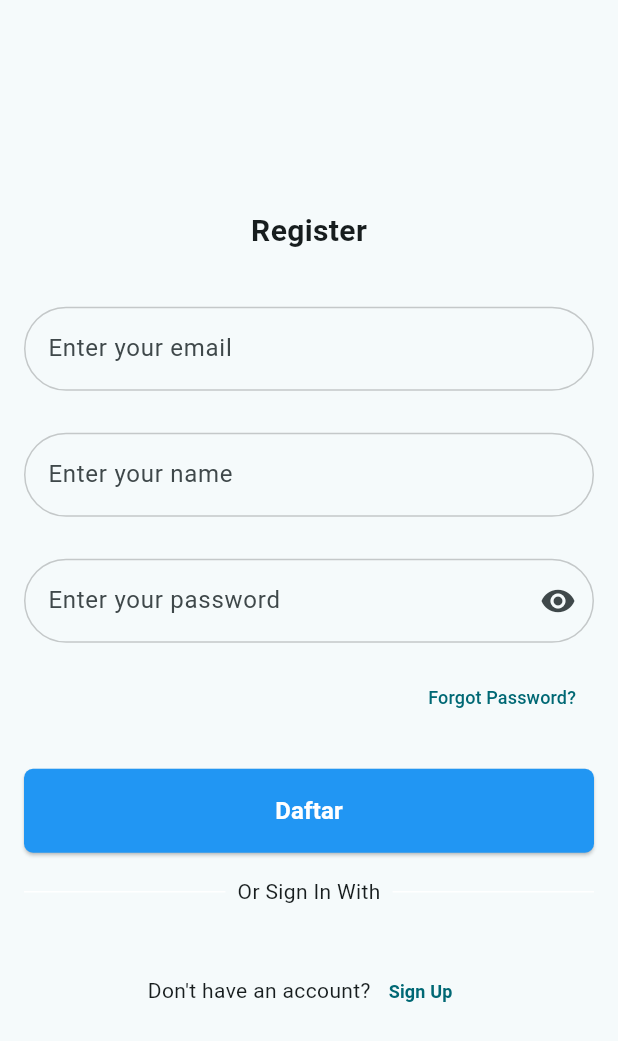
After one commit to FarrezJv/TugasFlutterFarrez, a Flutter app: the screen it shows after launch, after a tap on "Login", after a tap on "Join Us", on a phone screen of 412 x 824 dp. The commit adds this screen. Shown: the top 1041 px of the screen. Run offline on Flutter 3.47's test engine with Material 3 defaults, Android fonts, the phone set to English and light mode, and no system bars; our stand-ins replace shared_preferences, sqflite; accounts and stored records are empty.

Commit message:
Tugas 10

```diff
--- a/lib/Tugas10Flutter/tugas10.dart
+++ b/lib/Tugas10Flutter/tugas10.dart
@@ -7,7 +7,7 @@ import 'package:ppkd_b_3/extension/navigation.dart';
 
 class Tugas10 extends StatefulWidget {
   const Tugas10({super.key});
-
+  static const id = "/tugas10flutter";
   @override
   State<Tugas10> createState() => _Tugas10State();
 }
--- a/lib/main.dart
+++ b/lib/main.dart
@@ -1,5 +1,6 @@
 import 'package:flutter/material.dart';
 import 'package:intl/date_symbol_data_local.dart';
+import 'package:ppkd_b_3/tugas11-day_16/views/register.dart';
 import 'package:ppkd_b_3/tugas6flutter/tugas6.dart';
 import 'package:ppkd_b_3/tugas8flutter/tugas8.dart';
 
@@ -39,6 +40,8 @@ class MyApp extends StatelessWidget {
       initialRoute: '/',
       routes: {
         '/': (context) => Tugas6(),
+        // Tugas10.id: (context) => Tugas10(),
+        RegisterScreen.id: (context) => const RegisterScreen(),
         // '/Tugastes': (context) => Tugastes(),
         // Tugas7flutter.id: (context) => Tugas7flutter(),
         Tugas8.id: (context) => Tugas8(),
--- /dev/null
+++ b/lib/tugas11-day_16/model/user.dart
@@ -0,0 +1,40 @@
+import 'dart:convert';
+
+// ignore_for_file: public_member_api_docs, sort_constructors_first
+class User {
+  final String email;
+  final String password;
+  final String name;
+  final String event;
+  final String city;
+  User({
+    required this.email,
+    required this.password,
+    required this.name,
+    required this.event,
+    required this.city,
+  });
+
+  Map<String, dynamic> toMap() {
+    return <String, dynamic>{
+      'email': email,
+      'password': password,
+      'name': name,
+    };
+  }
+
+  factory User.fromMap(Map<String, dynamic> map) {
+    return User(
+      email: map['email'] as String,
+      password: map['password'] as String,
+      name: map['name'] as String,
+      event: map['event'] as String,
+      city: map['city'] as String,
+    );
+  }
+
+  String toJson() => json.encode(toMap());
+
+  factory User.fromJson(String source) =>
+      User.fromMap(json.decode(source) as Map<String, dynamic>);
+}
--- /dev/null
+++ b/lib/tugas11-day_16/views/register.dart
@@ -0,0 +1,298 @@
+import 'package:flutter/material.dart';
+import 'package:ppkd_b_3/tugas11-day_16/model/user.dart';
+import 'package:ppkd_b_3/tugas11-day_16/sqflite/db_helper.dart';
+
+class RegisterScreen extends StatefulWidget {
+  const RegisterScreen({super.key});
+  static const id = "/register";
+  @override
+  State<RegisterScreen> createState() => _RegisterScreenState();
+}
+
+class _RegisterScreenState extends State<RegisterScreen> {
+  final TextEditingController emailController = TextEditingController();
+  final TextEditingController nameController = TextEditingController();
+  final TextEditingController passwordController = TextEditingController();
+  final TextEditingController eventController = TextEditingController();
+  final TextEditingController cityController = TextEditingController();
+  bool isVisibility = false;
+  bool isLoading = false;
+  @override
+  Widget build(BuildContext context) {
+    return Scaffold(
+      body:
+          // Stack(children: [buildBackground(), buildLayer()])
+          buildLayer(),
+    );
+  }
+
+  void registerUser() async {
+    isLoading = true;
+    setState(() {});
+    final email = emailController.text.trim();
+    final password = passwordController.text.trim();
+    final name = nameController.text.trim();
+    final event = eventController.text.trim();
+    final city = cityController.text.trim();
+    if (email.isEmpty || password.isEmpty || name.isEmpty) {
+      ScaffoldMessenger.of(context).showSnackBar(
+        const SnackBar(
+          content: Text("Email, Password, dan Nama tidak boleh kosong"),
+        ),
+      );
+      isLoading = false;
+
+      return;
+    }
+    final user = User(
+      email: email,
+      password: password,
+      name: name,
+      event: event,
+      city: city,
+    );
+    await DbHelper.registerUser(user);
+    Future.delayed(const Duration(seconds: 1)).then((value) {
+      isLoading = false;
+      ScaffoldMessenger.of(
+        context,
+      ).showSnackBar(const SnackBar(content: Text("Pendaftaran berhasil")));
+    });
+    setState(() {});
+    isLoading = false;
+  }
+
+  SafeArea buildLayer() {
+    return SafeArea(
+      child: Padding(
+        padding: const EdgeInsets.all(16.0),
+        child: Center(
+          child: Column(
+            mainAxisAlignment: MainAxisAlignment.center,
+            // crossAxisAlignment: CrossAxisAlignment.center,
+            children: [
+              Text(
+                "Register",
+                style: TextStyle(fontSize: 20, fontWeight: FontWeight.bold),
+              ),
+              height(24),
+              buildTitle("Email Address"),
+              height(12),
+              buildTextField(
+                hintText: "Enter your email",
+                controller: emailController,
+              ),
+              height(16),
+              buildTitle("Name"),
+              height(12),
+              buildTextField(
+                hintText: "Enter your name",
+                controller: nameController,
+              ),
+              height(16),
+              buildTitle("Password"),
+              height(12),
+              buildTextField(
+                hintText: "Enter your password",
+                isPassword: true,
+                controller: passwordController,
+              ),
+              height(12),
+              Align(
+                alignment: Alignment.centerRight,
+                child: TextButton(
+                  onPressed: () {
+                    // Navigator.push(
+                    //   context,
+                    //   MaterialPageRoute(builder: (context) => MeetSebelas()),
+                    // );
+                  },
+                  child: Text(
+                    "Forgot Password?",
+                    style: TextStyle(
+                      fontSize: 12,
+                      // color: AppColor.orange,
+                      fontWeight: FontWeight.w500,
+                    ),
+                  ),
+                ),
+              ),
+              height(24),
+              SizedBox(
+                width: double.infinity,
+                height: 56,
+                child: ElevatedButton(
+                  onPressed: () {
+                    registerUser();
+                  },
+                  style: ElevatedButton.styleFrom(
+                    backgroundColor: Colors.blue,
+                    shape: RoundedRectangleBorder(
+                      borderRadius: BorderRadius.circular(6),
+                    ),
+                  ),
+                  child: isLoading
+                      ? CircularProgressIndicator()
+                      : Text(
+                          "Daftar",
+                          style: TextStyle(
+                            fontSize: 16,
+                            fontWeight: FontWeight.bold,
+                            color: Colors.white,
+                          ),
+                        ),
+                ),
+              ),
+              height(16),
+              Row(
+                mainAxisAlignment: MainAxisAlignment.center,
+                children: [
+                  Expanded(
+                    child: Container(
+                      margin: EdgeInsets.only(right: 8),
+                      height: 1,
+                      color: Colors.white,
+                    ),
+                  ),
+                  Text(
+                    "Or Sign In With",
+                    // style: TextStyle(fontSize: 12, color: AppColor.gray88),
+                  ),
+                  Expanded(
+                    child: Container(
+                      margin: EdgeInsets.only(left: 8),
+
+                      height: 1,
+                      color: Colors.white,
+                    ),
+                  ),
+                ],
+              ),
+
+              height(16),
+              // SizedBox(
+              //   height: 48,
+              //   child: ElevatedButton(
+              //     style: ElevatedButton.styleFrom(
+              //       backgroundColor: Colors.white,
+              //     ),
+              //     onPressed: () {
+              //       // Navigate to MeetLima screen menggunakan pushnamed
+              //       Navigator.pushNamed(context, "/meet_2");
+              //     },
+              //     child: Row(
+              //       mainAxisAlignment: MainAxisAlignment.center,
+              //       children: [
+              //         Image.asset(
+              //           "assets/images/icon_google.png",
+              //           height: 16,
+              //           width: 16,
+              //         ),
+              //         width(4),
+              //         Text("Google"),
+              //       ],
+              //     ),
+              //   ),
+              // ),
+              height(16),
+              Row(
+                mainAxisAlignment: MainAxisAlignment.center,
+                children: [
+                  Text(
+                    "Don't have an account?",
+                    // style: TextStyle(fontSize: 12, color: AppColor.gray88),
+                  ),
+                  TextButton(
+                    onPressed: () {
+                      // Navigator.pushReplacement(
+                      //   context,
+                      //   MaterialPageRoute(builder: (context) => MeetEmpatA()),
+                      // );
+                    },
+                    child: Text(
+                      "Sign Up",
+                      style: TextStyle(
+                        // color: AppColor.blueButton,
+                        fontSize: 12,
+                        fontWeight: FontWeight.bold,
+                      ),
+                    ),
+                  ),
+                ],
+              ),
+            ],
+          ),
+        ),
+      ),
+    );
+  }
+
+  // Container buildBackground() {
+  //   return Container(
+  //     height: double.infinity,
+  //     width: double.infinity,
+  //     decoration: const BoxDecoration(
+  //       image: DecorationImage(
+  //         image: AssetImage("assets/images/background.png"),
+  //         fit: BoxFit.cover,
+  //       ),
+  //     ),
+  //   );
+  // }
+
+  TextField buildTextField({
+    String? hintText,
+    bool isPassword = false,
+    TextEditingController? controller,
+  }) {
+    return TextField(
+      controller: controller,
+      obscureText: isPassword ? isVisibility : false,
+      decoration: InputDecoration(
+        hintText: hintText,
+        border: OutlineInputBorder(
+          borderRadius: BorderRadius.circular(32),
+          borderSide: BorderSide(
+            color: Colors.black.withOpacity(0.2),
+            width: 1.0,
+          ),
+        ),
+        focusedBorder: OutlineInputBorder(
+          borderRadius: BorderRadius.circular(32),
+          borderSide: BorderSide(color: Colors.black, width: 1.0),
+        ),
+        enabledBorder: OutlineInputBorder(
+          borderRadius: BorderRadius.circular(32),
+          borderSide: BorderSide(
+            color: Colors.black.withOpacity(0.2),
+            width: 1.0,
+          ),
+        ),
+        suffixIcon: isPassword
+            ? IconButton(
+                onPressed: () {
+                  setState(() {
+                    isVisibility = !isVisibility;
+                  });
+                },
+                icon: Icon(
+                  isVisibility ? Icons.visibility_off : Icons.visibility,
+                  // color: AppColor.gray88,
+                ),
+              )
+            : null,
+      ),
+    );
+  }
+
+  SizedBox height(double height) => SizedBox(height: height);
+  SizedBox width(double width) => SizedBox(width: width);
+
+  Widget buildTitle(String text) {
+    return Row(
+      children: [
+        // Text(text, style: TextStyle(fontSize: 12, color: AppColor.gray88)),
+      ],
+    );
+  }
+}
--- a/lib/tugas6flutter/tugas6.dart
+++ b/lib/tugas6flutter/tugas6.dart
@@ -1,6 +1,9 @@
 import 'package:flutter/gestures.dart';
 import 'package:flutter/material.dart';
 import 'package:ppkd_b_3/extension/navigation.dart';
+import 'package:ppkd_b_3/tugas11-day_16/preference/shared_preference.dart';
+import 'package:ppkd_b_3/tugas11-day_16/sqflite/db_helper.dart';
+import 'package:ppkd_b_3/tugas11-day_16/views/register.dart';
 import 'package:ppkd_b_3/tugas8flutter/tugas8.dart';
 
 class Tugas6 extends StatefulWidget {
@@ -12,18 +15,33 @@ class Tugas6 extends StatefulWidget {
 }
 
 class _Tugas6State extends State<Tugas6> {
-  // int _selectedIndexDrawer = 0;
-  // static const List<Widget> _widgetOptions = <Widget>[
-  //   // StartWidget(appBar: false),
-  //   Tugas7flutter(),
-  //   checkboxx(),
-  // ];
-  // void onItemTap(int index) {
-  //   setState(() {
-  //     _selectedIndexDrawer = index;
-  //   });
-  //   context.pop();
+  final TextEditingController emailController = TextEditingController();
+  final TextEditingController passwordController = TextEditingController();
+  bool isVisibility = false;
+  // Widget build(BuildContext context) {
+  //   // return Scaffold(body: Stack(children: [buildBackground(), buildLayer()]));
   // }
+  login() async {
+    final email = emailController.text.trim();
+    final password = passwordController.text.trim();
+    if (email.isEmpty || password.isEmpty) {
+      ScaffoldMessenger.of(context).showSnackBar(
+        const SnackBar(content: Text("Email dan Password tidak boleh kosong")),
+      );
+      // isLoading = false;
+
+      return;
+    }
+    final userData = await DbHelper.loginUser(email, password);
+    if (userData != null) {
+      PreferenceHandler.saveLogin();
+      context.pushReplacementNamed(Tugas8.id);
+    } else {
+      ScaffoldMessenger.of(context).showSnackBar(
+        const SnackBar(content: Text("Email atau Password salah")),
+      );
+    }
+  }
 
   bool _obscurePassword = true;
   final _formKey = GlobalKey<FormState>();
@@ -158,52 +176,53 @@ class _Tugas6State extends State<Tugas6> {
               child: ElevatedButton(
                 onPressed: () {
                   if (_formKey.currentState!.validate()) {
-                    showDialog(
-                      context: context,
-                      builder: (context) {
-                        return AlertDialog(
-                          title: Column(
-                            mainAxisSize: MainAxisSize.min,
-                            children: [
-                              Text("Login Berhasil"),
-                              Image.asset(
-                                "assets/images/inunaka-akari.gif",
-                                width: 120,
-                                height: 120,
-                              ),
-                            ],
-                          ),
-                          content: Text(
-                            "Selamat datang kembali",
-                            textAlign: TextAlign.center,
-                            style: TextStyle(fontWeight: FontWeight.bold),
-                          ),
-                          actions: [
-                            TextButton(
-                              child: Text("Lanjutkan"),
-                              onPressed: () {
-                                context.pushNamed(Tugas8.id);
-
-                                // Navigator.pushNamed(context, '/Tugas5');
-                                // child: Text("Kembali ke Halaman Utama"),
-                                // Navigator.pop(
-                                //   context,
-                                //   MaterialPageRoute(
-                                //     builder: (context) => Tugastes(),
-                                //   ),
+                    login();
+                    // showDialog(
+                    //   context: context,
+                    //   builder: (context) {
+                    //     return AlertDialog(
+                    //       title: Column(
+                    //         mainAxisSize: MainAxisSize.min,
+                    //         children: [
+                    //           Text("Login Berhasil"),
+                    //           Image.asset(
+                    //             "assets/images/inunaka-akari.gif",
+                    //             width: 120,
+                    //             height: 120,
+                    //           ),
+                    //         ],
+                    //       ),
+                    //       content: Text(
+                    //         "Selamat datang kembali",
+                    //         textAlign: TextAlign.center,
+                    //         style: TextStyle(fontWeight: FontWeight.bold),
+                    //       ),
+                    //       actions: [
+                    //         TextButton(
+                    //           child: Text("Lanjutkan"),
+                    //           onPressed: () {
+                    //             context.pushNamed(Tugas8.id);
+                    //             login();
+                    //             // Navigator.pushNamed(context, '/Tugas5');
+                    //             // child: Text("Kembali ke Halaman Utama"),
+                    //             // Navigator.pop(
+                    //             //   context,
+                    //             //   MaterialPageRoute(
+                    //             //     builder: (context) => Tugastes(),
+                    //             //   ),
+                    //             // );
+                    //           },
+                    //         ),
+                    //         // ElevatedButton(
+                    //         //   onPressed: () {
+                    //         //     // Navigator.pushAndRemoveUntil(context, '/Tugastes');
+                    //         //   },
+                    //         //   child: const Text('AYO KE TUGAS TEST'),
+                    //         // ),
+                    //       ],
+                    //     );
+                    //   },
                     // );
-                              },
-                            ),
-                            // ElevatedButton(
-                            //   onPressed: () {
-                            //     // Navigator.pushAndRemoveUntil(context, '/Tugastes');
-                            //   },
-                            //   child: const Text('AYO KE TUGAS TEST'),
-                            // ),
-                          ],
-                        );
-                      },
-                    );
                   }
                 },
                 style: ButtonStyle(
@@ -347,33 +366,76 @@ class _Tugas6State extends State<Tugas6> {
                 ],
               ),
             ),
-            SizedBox(height: 20),
-            Padding(
-              padding: const EdgeInsets.only(left: 25),
-              child: Text.rich(
-                TextSpan(
-                  text: "don't have an account? ",
-                  style: TextStyle(
-                    color: Colors.grey,
-                    fontSize: 14,
-                    fontWeight: FontWeight.w400,
+            // SizedBox(height: 20),
+            // Padding(
+            //   padding: const EdgeInsets.only(left: 25),
+            //   child: Text.rich(
+            //     TextSpan(
+            //       text: "don't have an account? ",
+            //       style: TextStyle(
+            //         color: Colors.grey,
+            //         fontSize: 14,
+            //         fontWeight: FontWeight.w400,
+            //       ),
+            //       children: [
+            //         TextSpan(
+            //           // recognizer: TapGestureRecognizer()
+            //           //   ..onTap = () {
+            //           //     print("Anda akan mulai bergabung");
+            //           //   },
+            //           text: "Join Us",
+            //           style: TextStyle(
+            //             color: Colors.orange,
+            //             fontWeight: FontWeight.bold,
+            //             decoration: TextDecoration.underline,
+            //           ),
+            //         ),
+            //       ],
+            //     ),
+            //   ),
+            // ),
+            // TextButton(
+            //   onPressed: () {
+            //     context.push(Tugas10());
+            //     // Navigator.pushReplacement(
+            //     //   context,
+            //     //   MaterialPageRoute(builder: (context) => MeetEmpatA()),
+            //     // );
+            //   },
+            //   child: Text(
+            //     "Sign Up",
+            //     style: TextStyle(
+            //       // color: AppColor.blueButton,
+            //       fontSize: 12,
+            //       fontWeight: FontWeight.bold,
+            //     ),
+            //   ),
+            // ),
+            Row(
+              mainAxisAlignment: MainAxisAlignment.center,
+              children: [
+                Text(
+                  "Don't have an account?",
+                  // style: TextStyle(fontSize: 12, color: AppColor.gray88),
                 ),
-                  children: [
-                    TextSpan(
-                      recognizer: TapGestureRecognizer()
-                        ..onTap = () {
-                          print("Anda akan mulai bergabung");
+                TextButton(
+                  onPressed: () {
+                    context.push(RegisterScreen());
+                    // Navigator.pushReplacement(
+                    //   context,
+                    //   MaterialPageRoute(builder: (context) => MeetEmpatA()),
+                    // );
                   },
-                      text: "Join Us",
+                  child: Text(
+                    "Join Us",
                     style: TextStyle(
                       color: Colors.orange,
+                      fontSize: 12,
                       fontWeight: FontWeight.bold,
-                        decoration: TextDecoration.underline,
+                    ),
                   ),
                 ),
               ],
-                ),
-              ),
             ),
           ],
         ),
--- a/lib/tugas7flutter/tugas7flutter.dart
+++ b/lib/tugas7flutter/tugas7flutter.dart
@@ -1,5 +1,6 @@
 import 'package:flutter/material.dart';
 import 'package:ppkd_b_3/extension/navigation.dart';
+import 'package:ppkd_b_3/tugas11-day_16/views/user_screen.dart';
 import 'package:ppkd_b_3/tugas7flutter/Beranda.dart';
 import 'package:ppkd_b_3/tugas7flutter/Switch.dart';
 import 'package:ppkd_b_3/tugas7flutter/checkbox.dart';
@@ -30,6 +31,8 @@ class _Tugas7flutterState extends State<Tugas7flutter> {
     List1(),
     Listofmap(),
     Model12(),
+    Day16UserScreen(),
+
     // TentangAplikasi(),
     // StartWidget(appBar: false),
     // Day6(),
--- a/pubspec.yaml
+++ b/pubspec.yaml
@@ -31,6 +31,9 @@ dependencies:
   flutter:
     sdk: flutter
   intl: ^0.20.2
+  shared_preferences: ^2.5.3
+  sqflite: ^2.4.2
+  path_provider: ^2.1.5
 
 
   # The following adds the Cupertino Icons font to your application.
```
Also changed, not shown: lib/tugas11-day_16/preference/shared_preference.dart (added, +21 -0 lines), lib/tugas11-day_16/sqflite/db_helper.dart (added, +48 -0 lines), lib/tugas11-day_16/views/user_screen.dart (added, +97 -0 lines), pubspec.lock, 1 other file. Lines whose indentation alone changed are shown as unchanged.
